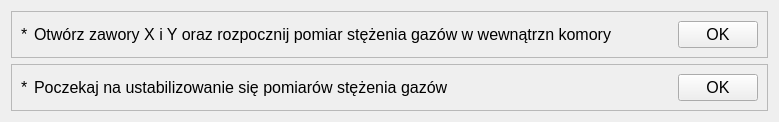
First picture: the form in app/nowytest_5.ui, repository wiacekmarcin/StanowiskoChemiczne, before the edit.
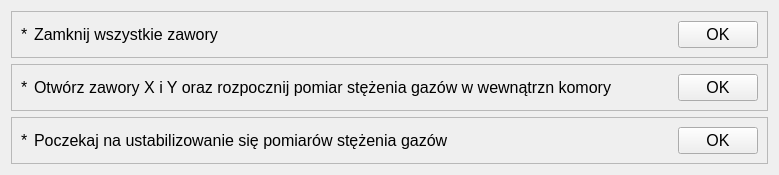
Second picture: the form after the edit. Custom widgets are drawn as their Qt base class.

```diff
--- a/app/nowytest_5.ui
+++ b/app/nowytest_5.ui
@@ -7,7 +7,7 @@
     <x>0</x>
     <y>0</y>
     <width>779</width>
-    <height>95</height>
+    <height>129</height>
    </rect>
   </property>
   <property name="font">
@@ -33,7 +33,7 @@
      <property name="frameShadow">
       <enum>QFrame::Raised</enum>
      </property>
-     <layout class="QHBoxLayout" name="horizontalLayout">
+     <layout class="QHBoxLayout" name="horizontalLayout_3">
       <item>
        <widget class="QLabel" name="arrow_1">
         <property name="text">
@@ -44,18 +44,18 @@
       <item>
        <widget class="QLabel" name="txt_1">
         <property name="text">
-         <string>Otwórz zawory X i Y oraz rozpocznij pomiar stężenia gazów w wewnątrzn komory</string>
+         <string>Zamknij wszystkie zawory</string>
         </property>
        </widget>
       </item>
       <item>
-       <spacer name="horizontalSpacer">
+       <spacer name="horizontalSpacer_3">
         <property name="orientation">
          <enum>Qt::Horizontal</enum>
         </property>
         <property name="sizeHint" stdset="0">
          <size>
-          <width>332</width>
+          <width>518</width>
           <height>20</height>
          </size>
         </property>
@@ -79,7 +79,7 @@
      <property name="frameShadow">
       <enum>QFrame::Raised</enum>
      </property>
-     <layout class="QHBoxLayout" name="horizontalLayout_2">
+     <layout class="QHBoxLayout" name="horizontalLayout">
       <item>
        <widget class="QLabel" name="arrow_2">
         <property name="text">
@@ -90,6 +90,52 @@
       <item>
        <widget class="QLabel" name="txt_2">
         <property name="text">
+         <string>Otwórz zawory X i Y oraz rozpocznij pomiar stężenia gazów w wewnątrzn komory</string>
+        </property>
+       </widget>
+      </item>
+      <item>
+       <spacer name="horizontalSpacer">
+        <property name="orientation">
+         <enum>Qt::Horizontal</enum>
+        </property>
+        <property name="sizeHint" stdset="0">
+         <size>
+          <width>332</width>
+          <height>20</height>
+         </size>
+        </property>
+       </spacer>
+      </item>
+      <item>
+       <widget class="QPushButton" name="pbOK_2">
+        <property name="text">
+         <string>OK</string>
+        </property>
+       </widget>
+      </item>
+     </layout>
+    </widget>
+   </item>
+   <item>
+    <widget class="QFrame" name="frame_3">
+     <property name="frameShape">
+      <enum>QFrame::StyledPanel</enum>
+     </property>
+     <property name="frameShadow">
+      <enum>QFrame::Raised</enum>
+     </property>
+     <layout class="QHBoxLayout" name="horizontalLayout_2">
+      <item>
+       <widget class="QLabel" name="arrow_3">
+        <property name="text">
+         <string>*</string>
+        </property>
+       </widget>
+      </item>
+      <item>
+       <widget class="QLabel" name="txt_3">
+        <property name="text">
          <string>Poczekaj na ustabilizowanie się pomiarów stężenia gazów</string>
         </property>
        </widget>
@@ -108,7 +154,7 @@
        </spacer>
       </item>
       <item>
-       <widget class="QPushButton" name="pbOK_2">
+       <widget class="QPushButton" name="pbOK_3">
         <property name="text">
          <string>OK</string>
         </property>
```
